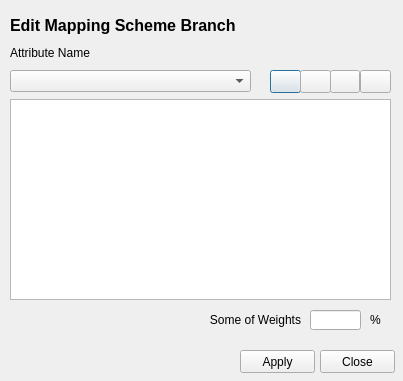
The window that qt/dlg_ms_branch.ui (gem/sidd) describes before a commit, drawn with Qt 5.
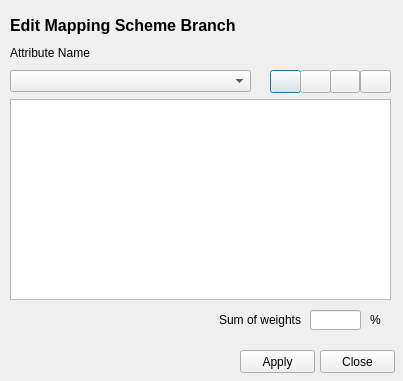
The same window after the commit. Icons and pictures are not drawn.

Diff of the .ui file:
```diff
--- a/qt/dlg_ms_branch.ui
+++ b/qt/dlg_ms_branch.ui
@@ -168,7 +168,7 @@
     </rect>
    </property>
    <property name="text">
-    <string>Some of Weights</string>
+    <string>Sum of weights</string>
    </property>
    <property name="alignment">
     <set>Qt::AlignRight|Qt::AlignTrailing|Qt::AlignVCenter</set>
```
